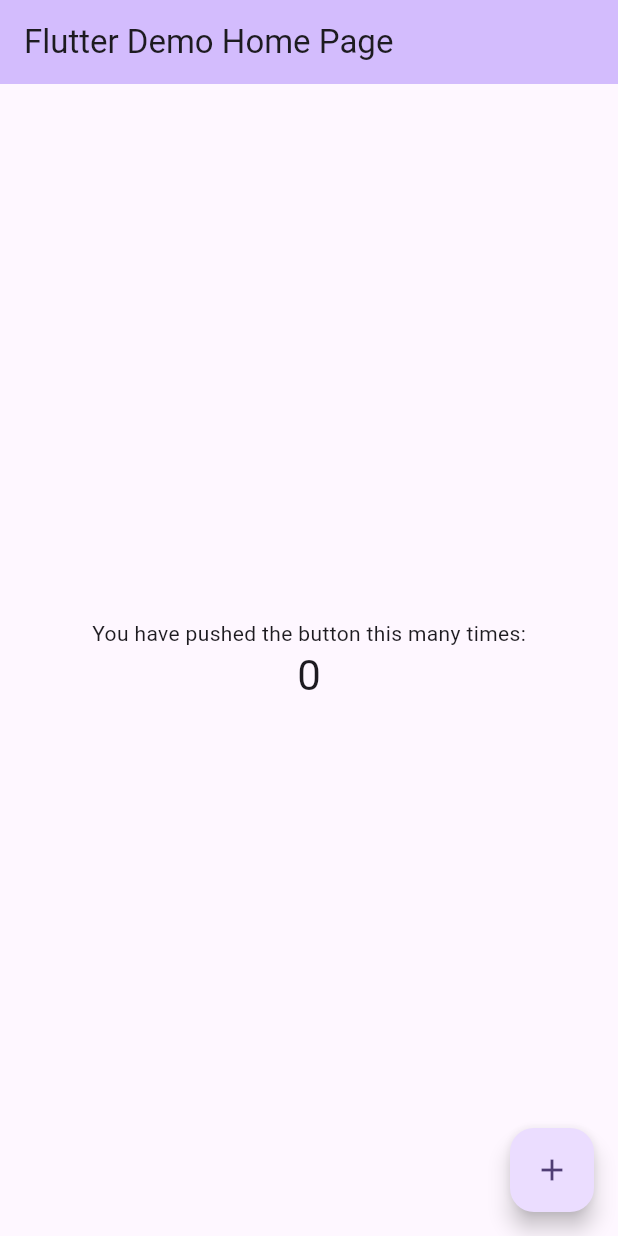
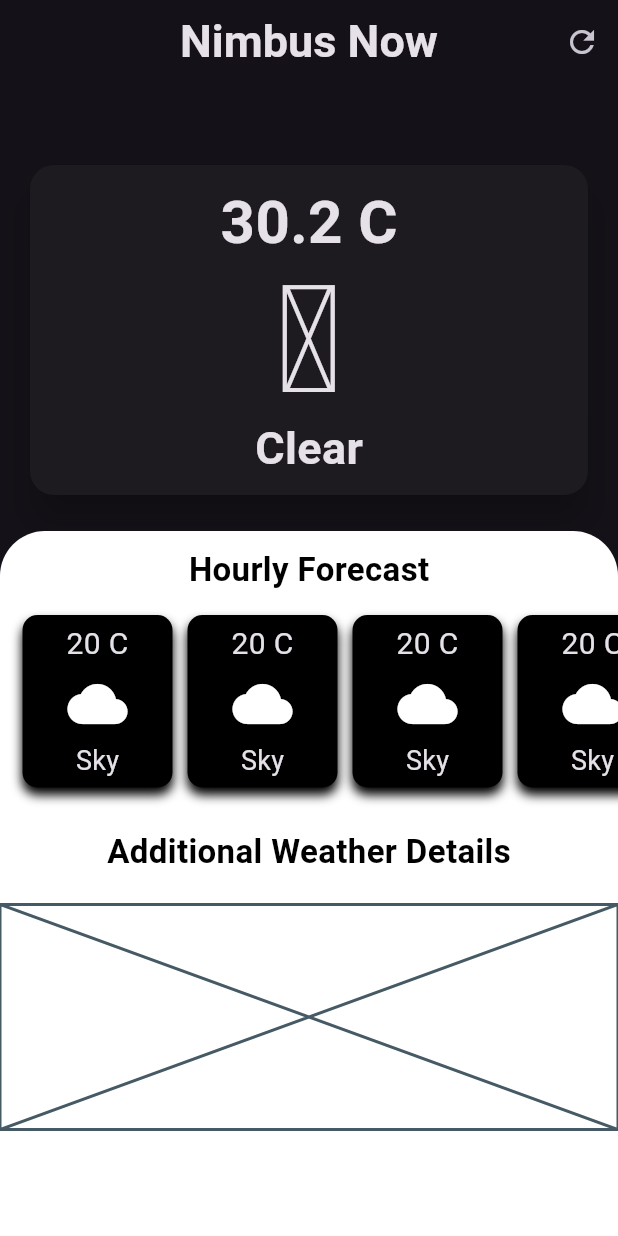
Before and after one commit to isGandalf/nimbus_now, a Flutter app: the screen it shows after launch, on a phone screen of 412 x 824 dp. Run offline on Flutter 3.47's test engine with Material 3 defaults, Android fonts, the phone set to English and light mode, and no system bars.

Commit message:
project update

```diff
--- a/lib/main.dart
+++ b/lib/main.dart
@@ -1,122 +1,19 @@
 import 'package:flutter/material.dart';
+import 'package:nimbus_now/screens/home_page.dart';
 
 void main() {
-  runApp(const MyApp());
+  runApp(const NimbusNow());
 }
 
-class MyApp extends StatelessWidget {
-  const MyApp({super.key});
+class NimbusNow extends StatelessWidget {
+  const NimbusNow({super.key});
 
-  // This widget is the root of your application.
   @override
   Widget build(BuildContext context) {
     return MaterialApp(
-      title: 'Flutter Demo',
-      theme: ThemeData(
-        // This is the theme of your application.
-        //
-        // TRY THIS: Try running your application with "flutter run". You'll see
-        // the application has a purple toolbar. Then, without quitting the app,
-        // try changing the seedColor in the colorScheme below to Colors.green
-        // and then invoke "hot reload" (save your changes or press the "hot
-        // reload" button in a Flutter-supported IDE, or press "r" if you used
-        // the command line to start the app).
-        //
-        // Notice that the counter didn't reset back to zero; the application
-        // state is not lost during the reload. To reset the state, use hot
-        // restart instead.
-        //
-        // This works for code too, not just values: Most code changes can be
-        // tested with just a hot reload.
-        colorScheme: ColorScheme.fromSeed(seedColor: Colors.deepPurple),
-      ),
-      home: const MyHomePage(title: 'Flutter Demo Home Page'),
+      debugShowCheckedModeBanner: false,
+      theme: ThemeData.dark(useMaterial3: true),
+      home: NimbusHome(),
     );
   }
 }
-
-class MyHomePage extends StatefulWidget {
-  const MyHomePage({super.key, required this.title});
-
-  // This widget is the home page of your application. It is stateful, meaning
-  // that it has a State object (defined below) that contains fields that affect
-  // how it looks.
-
-  // This class is the configuration for the state. It holds the values (in this
-  // case the title) provided by the parent (in this case the App widget) and
-  // used by the build method of the State. Fields in a Widget subclass are
-  // always marked "final".
-
-  final String title;
-
-  @override
-  State<MyHomePage> createState() => _MyHomePageState();
-}
-
-class _MyHomePageState extends State<MyHomePage> {
-  int _counter = 0;
-
-  void _incrementCounter() {
-    setState(() {
-      // This call to setState tells the Flutter framework that something has
-      // changed in this State, which causes it to rerun the build method below
-      // so that the display can reflect the updated values. If we changed
-      // _counter without calling setState(), then the build method would not be
-      // called again, and so nothing would appear to happen.
-      _counter++;
-    });
-  }
-
-  @override
-  Widget build(BuildContext context) {
-    // This method is rerun every time setState is called, for instance as done
-    // by the _incrementCounter method above.
-    //
-    // The Flutter framework has been optimized to make rerunning build methods
-    // fast, so that you can just rebuild anything that needs updating rather
-    // than having to individually change instances of widgets.
-    return Scaffold(
-      appBar: AppBar(
-        // TRY THIS: Try changing the color here to a specific color (to
-        // Colors.amber, perhaps?) and trigger a hot reload to see the AppBar
-        // change color while the other colors stay the same.
-        backgroundColor: Theme.of(context).colorScheme.inversePrimary,
-        // Here we take the value from the MyHomePage object that was created by
-        // the App.build method, and use it to set our appbar title.
-        title: Text(widget.title),
-      ),
-      body: Center(
-        // Center is a layout widget. It takes a single child and positions it
-        // in the middle of the parent.
-        child: Column(
-          // Column is also a layout widget. It takes a list of children and
-          // arranges them vertically. By default, it sizes itself to fit its
-          // children horizontally, and tries to be as tall as its parent.
-          //
-          // Column has various properties to control how it sizes itself and
-          // how it positions its children. Here we use mainAxisAlignment to
-          // center the children vertically; the main axis here is the vertical
-          // axis because Columns are vertical (the cross axis would be
-          // horizontal).
-          //
-          // TRY THIS: Invoke "debug painting" (choose the "Toggle Debug Paint"
-          // action in the IDE, or press "p" in the console), to see the
-          // wireframe for each widget.
-          mainAxisAlignment: MainAxisAlignment.center,
-          children: <Widget>[
-            const Text('You have pushed the button this many times:'),
-            Text(
-              '$_counter',
-              style: Theme.of(context).textTheme.headlineMedium,
-            ),
-          ],
-        ),
-      ),
-      floatingActionButton: FloatingActionButton(
-        onPressed: _incrementCounter,
-        tooltip: 'Increment',
-        child: const Icon(Icons.add),
-      ), // This trailing comma makes auto-formatting nicer for build methods.
-    );
-  }
-}
--- /dev/null
+++ b/lib/models/nimbus_model.dart
@@ -0,0 +1,3 @@
+class NimbusModel {
+  static const String appTitle = 'Nimbus Now';
+}
--- /dev/null
+++ b/lib/screens/additional_weather_details.dart
@@ -0,0 +1,16 @@
+import 'package:flutter/material.dart';
+
+class AdditionalWeatherDetails extends StatefulWidget {
+  const AdditionalWeatherDetails({super.key});
+
+  @override
+  State<AdditionalWeatherDetails> createState() =>
+      _AdditionalWeatherDetailsState();
+}
+
+class _AdditionalWeatherDetailsState extends State<AdditionalWeatherDetails> {
+  @override
+  Widget build(BuildContext context) {
+    return Placeholder(fallbackHeight: 150);
+  }
+}
--- /dev/null
+++ b/lib/screens/home_page.dart
@@ -0,0 +1,39 @@
+import 'package:flutter/material.dart';
+import 'package:nimbus_now/models/nimbus_model.dart';
+import 'package:nimbus_now/screens/main_card.dart';
+import 'package:nimbus_now/screens/weather_info.dart';
+
+class NimbusHome extends StatefulWidget {
+  const NimbusHome({super.key});
+
+  @override
+  State<NimbusHome> createState() => _NimbusHomeState();
+}
+
+class _NimbusHomeState extends State<NimbusHome> {
+  @override
+  Widget build(BuildContext context) {
+    return Scaffold(
+      // App Bar
+      appBar: AppBar(
+        centerTitle: true,
+        title: Text(
+          NimbusModel.appTitle,
+          style: TextStyle(fontWeight: FontWeight.bold, fontSize: 30),
+        ),
+        // Refresh Button
+        actions: [IconButton(onPressed: () {}, icon: Icon(Icons.refresh))],
+      ),
+      body: Column(
+        crossAxisAlignment: CrossAxisAlignment.start,
+        children: [
+          // main card (shows current temp, icon and sky status)
+          MainCard(),
+          SizedBox(height: 20),
+          // More weather information section (show forecast and additional weather information details)
+          WeatherInfo(),
+        ],
+      ),
+    );
+  }
+}
--- /dev/null
+++ b/lib/screens/hourly_forecast.dart
@@ -0,0 +1,61 @@
+import 'package:flutter/material.dart';
+
+class HourlyForecast extends StatefulWidget {
+  const HourlyForecast({super.key});
+
+  @override
+  State<HourlyForecast> createState() => _HourlyForecastState();
+}
+
+class _HourlyForecastState extends State<HourlyForecast> {
+  @override
+  Widget build(BuildContext context) {
+    return SingleChildScrollView(
+      scrollDirection: Axis.horizontal,
+      physics: AlwaysScrollableScrollPhysics(),
+      child: Scoller(),
+    );
+  }
+}
+
+class Scoller extends StatelessWidget {
+  const Scoller({super.key});
+
+  @override
+  Widget build(BuildContext context) {
+    return Padding(
+      padding: const EdgeInsets.all(10.0),
+      child: Row(
+        children: [
+          for (int i = 0; i < 10; i++)
+            Padding(
+              padding: const EdgeInsets.only(bottom: 12, left: 5, right: 5),
+              child: Container(
+                width: 100,
+                decoration: BoxDecoration(
+                  color:
+                      Theme.of(context).brightness == Brightness.light
+                          ? Colors.white
+                          : Colors.black,
+                  borderRadius: BorderRadius.circular(10),
+                  boxShadow: [BoxShadow(blurRadius: 5.0, offset: Offset(0, 5))],
+                ),
+                child: Padding(
+                  padding: const EdgeInsets.all(5.0),
+                  child: Column(
+                    children: [
+                      Text('20 C', style: TextStyle(fontSize: 20)),
+                      SizedBox(height: 5),
+                      Icon(Icons.cloud, size: 40),
+                      SizedBox(height: 5),
+                      Text('Sky', style: TextStyle(fontSize: 18)),
+                    ],
+                  ),
+                ),
+              ),
+            ),
+        ],
+      ),
+    );
+  }
+}
--- /dev/null
+++ b/lib/screens/main_card.dart
@@ -0,0 +1,48 @@
+import 'package:flutter/material.dart';
+
+class MainCard extends StatefulWidget {
+  const MainCard({super.key});
+
+  @override
+  State<MainCard> createState() => _MainCardState();
+}
+
+class _MainCardState extends State<MainCard> {
+  @override
+  Widget build(BuildContext context) {
+    return Padding(
+      padding: const EdgeInsets.only(left: 16, right: 16, top: 50),
+      child: SizedBox(
+        width: double.infinity,
+        child: Card(
+          elevation: 10,
+          shape: RoundedRectangleBorder(
+            borderRadius: BorderRadius.circular(16),
+          ),
+          child: Column(
+            children: [
+              SizedBox(height: 10),
+              Text(
+                '30.2 C',
+                style: TextStyle(fontSize: 40, fontWeight: FontWeight.bold),
+              ),
+              Text(
+                '\u2601',
+                style: TextStyle(
+                  fontSize: 100,
+                  height: 1,
+                  shadows: [Shadow(color: Colors.black.withValues(alpha: 0.5))],
+                ),
+              ),
+              Text(
+                'Clear',
+                style: TextStyle(fontSize: 30, fontWeight: FontWeight.bold),
+              ),
+              SizedBox(height: 10),
+            ],
+          ),
+        ),
+      ),
+    );
+  }
+}
--- /dev/null
+++ b/lib/screens/weather_info.dart
@@ -0,0 +1,58 @@
+import 'package:flutter/material.dart';
+import 'package:nimbus_now/screens/additional_weather_details.dart';
+import 'package:nimbus_now/screens/hourly_forecast.dart';
+
+class WeatherInfo extends StatelessWidget {
+  const WeatherInfo({super.key});
+
+  @override
+  Widget build(BuildContext context) {
+    ThemeData theme = Theme.of(context);
+    return Expanded(
+      // Creates a white container with rounded top corners.
+      child: Container(
+        decoration: BoxDecoration(
+          color:
+              theme.brightness == Brightness.dark ? Colors.white : Colors.black,
+          borderRadius: BorderRadius.only(
+            topLeft: Radius.circular(30),
+            topRight: Radius.circular(30),
+          ),
+        ),
+        child: Column(
+          // Holds two main section, 1 - Hourly Forecast, 2 - Additional weather details
+          children: [
+            SizedBox(height: 10),
+            Text(
+              'Hourly Forecast',
+              style: TextStyle(
+                fontSize: 22,
+                fontWeight: FontWeight.bold,
+                color:
+                    theme.brightness == Brightness.light
+                        ? Colors.white
+                        : Colors.black,
+              ),
+            ),
+            SizedBox(height: 5),
+            HourlyForecast(), // Hourly Forecast
+            SizedBox(height: 5),
+            Text(
+              'Additional Weather Details',
+              style: TextStyle(
+                fontSize: 22,
+                fontWeight: FontWeight.bold,
+                color:
+                    theme.brightness == Brightness.light
+                        ? Colors.white
+                        : Colors.black,
+              ),
+            ),
+            SizedBox(height: 20),
+            AdditionalWeatherDetails(), // Additional weather details
+          ],
+        ),
+      ),
+    );
+  }
+}
```
Also changed, not shown: 1 other file.
